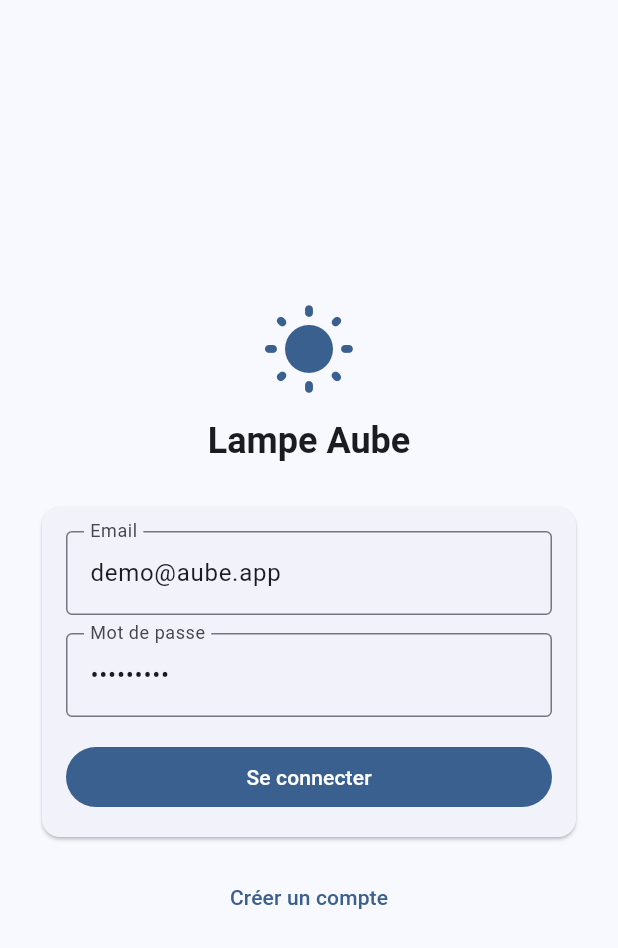
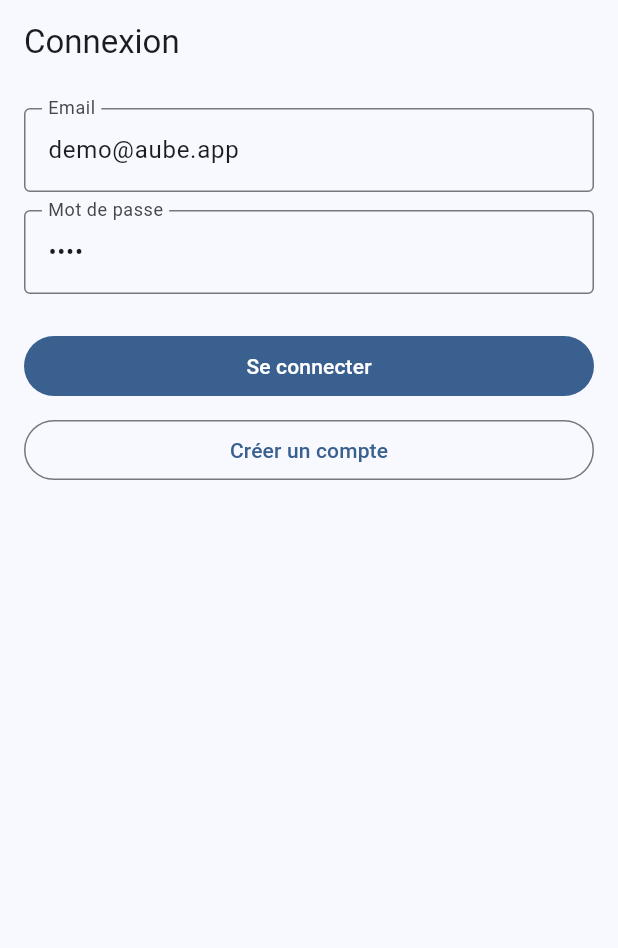
Before and after one commit to clementruch/lampe_aube_app, a Flutter app: the screen it shows after launch, on a phone screen of 412 x 824 dp. Shown: the top 948 px of the screen. Run offline on Flutter 3.47's test engine with Material 3 defaults, Android fonts, the phone set to English and light mode, and no system bars; our stand-ins replace shared_preferences.

```diff
--- a/lib/pages/devices_page.dart
+++ b/lib/pages/devices_page.dart
@@ -19,14 +19,14 @@ class _DevicesPageState extends State<DevicesPage> {
     super.initState();
     final api = context.read<AppState>().api;
     final app = context.read<AppState>();
-    _future = api.listDevices(token: app.email ?? '');
+    _future = api.listDevices(token: app.token!);
   }
 
   Future<void> _reload() async {
     final api = context.read<AppState>().api;
     final app = context.read<AppState>();
     setState(() {
-      _future = api.listDevices(token: app.email ?? '');
+      _future = api.listDevices(token: app.token!);
     });
   }
 
--- a/lib/pages/login_page.dart
+++ b/lib/pages/login_page.dart
@@ -1,7 +1,7 @@
 import 'package:flutter/material.dart';
 import 'package:provider/provider.dart';
-
 import '../state/app_state.dart';
+import 'devices_page.dart';
 
 class LoginPage extends StatefulWidget {
   const LoginPage({super.key});
@@ -13,127 +13,67 @@ class LoginPage extends StatefulWidget {
 class _LoginPageState extends State<LoginPage> {
   final _formKey = GlobalKey<FormState>();
   final _emailCtrl = TextEditingController(text: 'demo@aube.app');
-  final _pwdCtrl = TextEditingController(text: 'azerty123');
+  final _passCtrl = TextEditingController(text: 'demo');
   bool _loading = false;
-  String? _error;
 
-  @override
-  void dispose() {
-    _emailCtrl.dispose();
-    _pwdCtrl.dispose();
-    super.dispose();
+  Future<void> _do(bool signup) async {
+    if (!_formKey.currentState!.validate()) return;
+    final app = context.read<AppState>();
+    setState(() => _loading = true);
+    try {
+      final err = signup
+          ? await app.signup(
+              email: _emailCtrl.text.trim(), password: _passCtrl.text)
+          : await app.login(
+              email: _emailCtrl.text.trim(), password: _passCtrl.text);
+
+      if (err == null && mounted) {
+        Navigator.pushReplacement(
+            context, MaterialPageRoute(builder: (_) => const DevicesPage()));
+      } else {
+        if (!mounted) return;
+        ScaffoldMessenger.of(context)
+            .showSnackBar(SnackBar(content: Text(err ?? 'Erreur inconnue')));
       }
-
-  Future<void> _submit() async {
-    if (!_formKey.currentState!.validate()) return;
-    setState(() {
-      _loading = true;
-      _error = null;
-    });
-    final app = context.read<AppState>();
-    final err =
-        await app.login(email: _emailCtrl.text.trim(), password: _pwdCtrl.text);
-    if (!mounted) return;
-    setState(() {
-      _loading = false;
-      _error = err;
-    });
+    } finally {
+      if (mounted) setState(() => _loading = false);
+    }
   }
 
   @override
   Widget build(BuildContext context) {
-    final theme = Theme.of(context);
     return Scaffold(
-      body: Center(
-        child: ConstrainedBox(
-          constraints: const BoxConstraints(maxWidth: 420),
-          child: Padding(
-            padding: const EdgeInsets.all(24.0),
-            child: Column(
-              mainAxisAlignment: MainAxisAlignment.center,
-              crossAxisAlignment: CrossAxisAlignment.stretch,
-              children: [
-                Icon(Icons.wb_sunny_rounded,
-                    size: 64, color: theme.colorScheme.primary),
-                const SizedBox(height: 12),
-                Text('Lampe Aube',
-                    textAlign: TextAlign.center,
-                    style: theme.textTheme.headlineSmall
-                        ?.copyWith(fontWeight: FontWeight.w700)),
-                const SizedBox(height: 24),
-                Card(
-                  child: Padding(
-                    padding: const EdgeInsets.all(16.0),
-                    child: Form(
+      appBar: AppBar(title: const Text('Connexion')),
+      body: Form(
         key: _formKey,
-                      child: Column(
+        child: ListView(
+          padding: const EdgeInsets.all(16),
           children: [
             TextFormField(
               controller: _emailCtrl,
-                            keyboardType: TextInputType.emailAddress,
-                            decoration:
-                                const InputDecoration(labelText: 'Email'),
-                            validator: (v) {
-                              if (v == null || v.trim().isEmpty)
-                                return 'Email requis';
-                              if (!v.contains('@')) return 'Email invalide';
-                              return null;
-                            },
+              decoration: const InputDecoration(labelText: 'Email'),
+              validator: (v) => (v == null || v.isEmpty) ? 'Requis' : null,
             ),
             const SizedBox(height: 12),
             TextFormField(
-                            controller: _pwdCtrl,
+              controller: _passCtrl,
               obscureText: true,
-                            decoration: const InputDecoration(
-                                labelText: 'Mot de passe'),
-                            validator: (v) {
-                              if (v == null || v.isEmpty)
-                                return 'Mot de passe requis';
-                              if (v.length < 6) return 'Au moins 6 caractères';
-                              return null;
-                            },
+              decoration: const InputDecoration(labelText: 'Mot de passe'),
+              validator: (v) => (v == null || v.isEmpty) ? 'Requis' : null,
             ),
-                          const SizedBox(height: 16),
-                          if (_error != null)
-                            Padding(
-                              padding: const EdgeInsets.only(bottom: 8.0),
-                              child: Text(_error!,
-                                  style: TextStyle(
-                                      color: theme.colorScheme.error)),
-                            ),
-                          SizedBox(
-                            width: double.infinity,
-                            child: FilledButton(
-                              onPressed: _loading ? null : _submit,
+            const SizedBox(height: 24),
+            FilledButton(
+              onPressed: _loading ? null : () => _do(false),
               child: _loading
-                                  ? const SizedBox(
-                                      height: 20,
-                                      width: 20,
-                                      child: CircularProgressIndicator(
-                                          strokeWidth: 2))
+                  ? const CircularProgressIndicator()
                   : const Text('Se connecter'),
             ),
+            const SizedBox(height: 8),
+            OutlinedButton(
+              onPressed: _loading ? null : () => _do(true),
+              child: const Text('Créer un compte'),
             ),
           ],
-                      ),
-                    ),
-                  ),
-                ),
-                const SizedBox(height: 12),
-                TextButton(
-                  onPressed: _loading
-                      ? null
-                      : () {
-// Dans le MVP on "simule" une création de compte : on laisse passer si mdp >= 6
-                          ScaffoldMessenger.of(context).showSnackBar(const SnackBar(
-                              content: Text(
-                                  'Astuce : n\'importe quel email + mot de passe (>=6) fonctionne en dev.')));
-                        },
-                  child: const Text('Créer un compte'),
-                )
-              ],
-            ),
-          ),
         ),
       ),
     );
```
Also changed, not shown: lib/pages/device_page.dart (+3 -14 lines), lib/pages/device_settings_page.dart (+11 -46 lines), lib/services/http_api.dart (+168 -114 lines), lib/state/app_state.dart (+21 -5 lines). Lines whose indentation alone changed are shown as unchanged.
